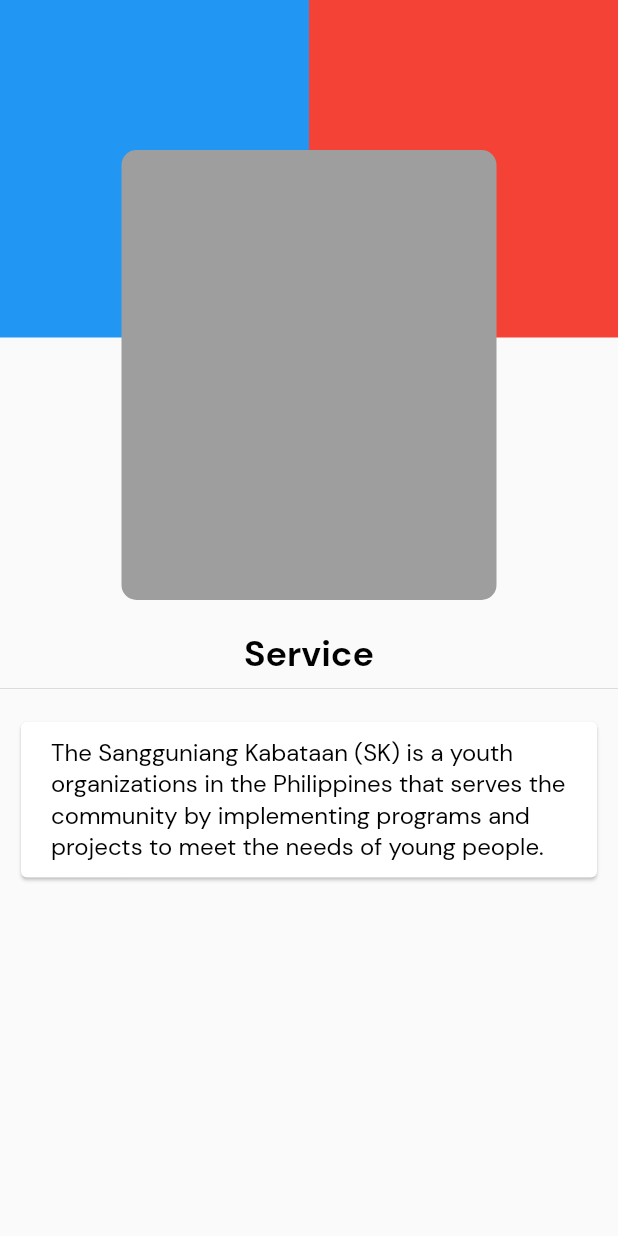
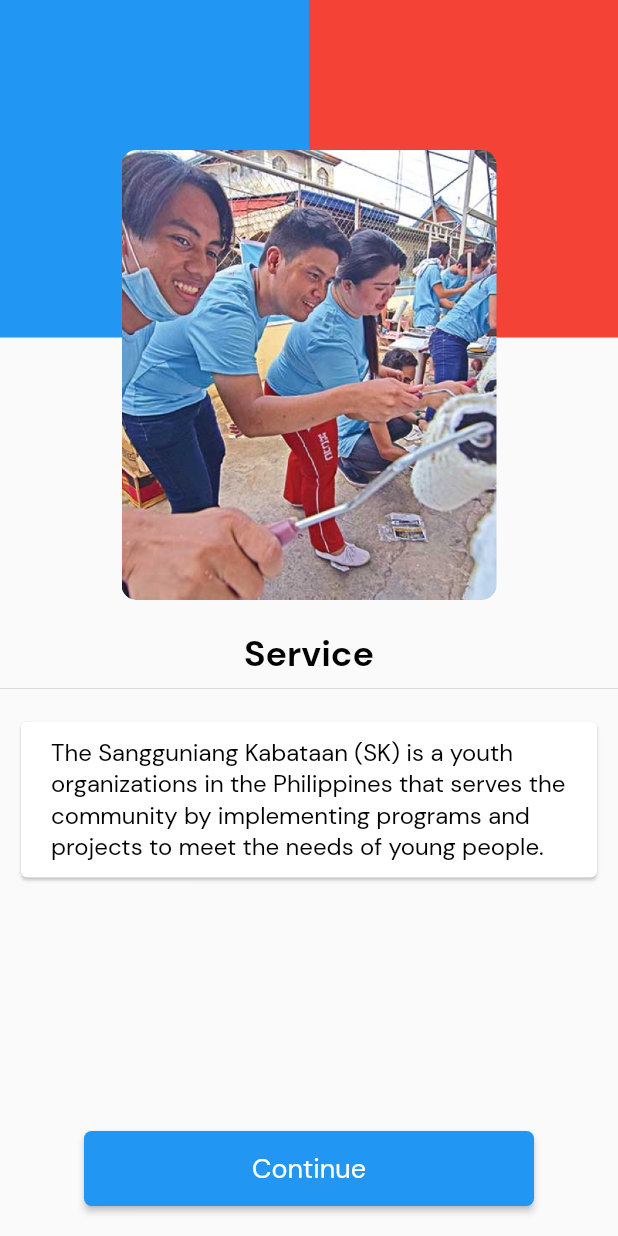
Before and after one commit to lansoyyy/SK_App, a Flutter app: the screen it shows after launch, on a phone screen of 412 x 824 dp. Run offline on Flutter 3.47's test engine with Material 2 defaults, Android fonts, the light colour scheme and no system bars; our stand-ins replace firebase_core, fluttertoast; accounts and stored records are empty.

Commit message:
added landing screen

```diff
--- a/lib/screens/auth/landing_screen.dart
+++ b/lib/screens/auth/landing_screen.dart
@@ -1,4 +1,5 @@
 import 'package:flutter/material.dart';
+import 'package:sk_app/widgets/button_widget.dart';
 import 'package:sk_app/widgets/text_widget.dart';
 
 class LandingScreen extends StatelessWidget {
@@ -34,7 +35,9 @@ class LandingScreen extends StatelessWidget {
                     width: 250,
                     decoration: BoxDecoration(
                         borderRadius: BorderRadius.circular(10),
-                        color: Colors.grey),
+                        image: const DecorationImage(
+                            image: AssetImage('assets/images/sample.jpg'),
+                            fit: BoxFit.cover)),
                   ),
                 ),
               ),
@@ -68,6 +71,14 @@ class LandingScreen extends StatelessWidget {
               ),
             ),
           ),
+          const Expanded(child: SizedBox()),
+          ButtonWidget(
+            label: 'Continue',
+            onPressed: () {},
+          ),
+          const SizedBox(
+            height: 20,
+          ),
         ],
       ),
     );
--- a/lib/utils/colors.dart
+++ b/lib/utils/colors.dart
@@ -1,3 +1,3 @@
 import 'package:flutter/material.dart';
 
-const primary = Color(0xff2F5BE3);
+const primary = Colors.blue;
```
Also changed, not shown: assets/images/sample.jpg (added).
